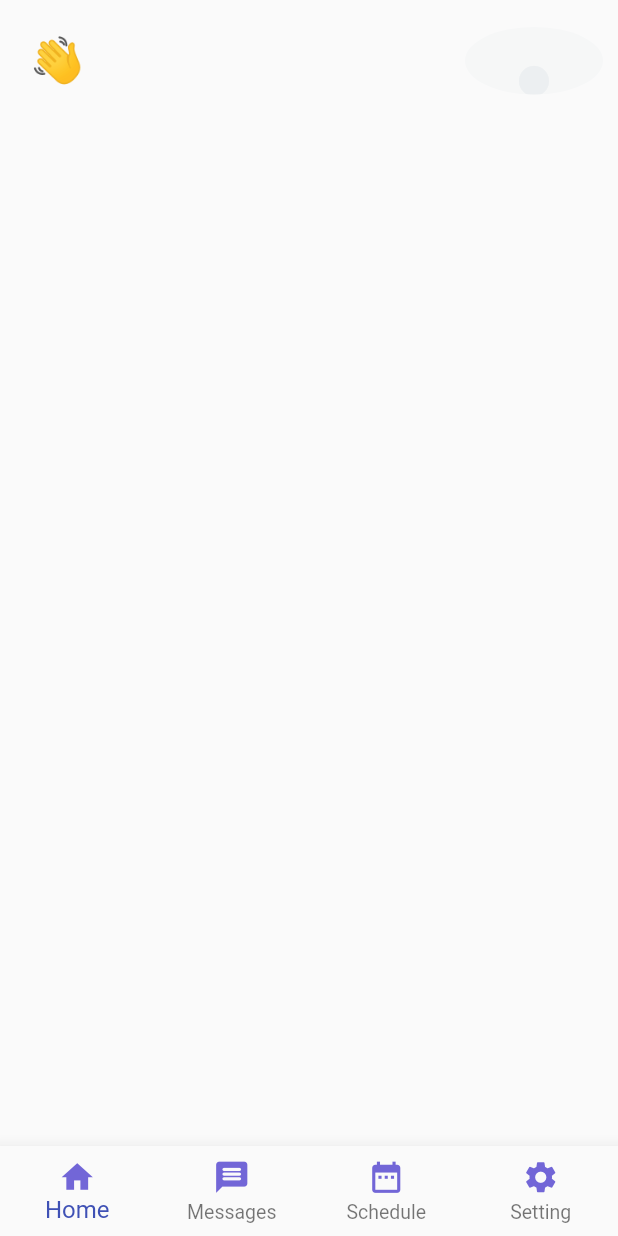
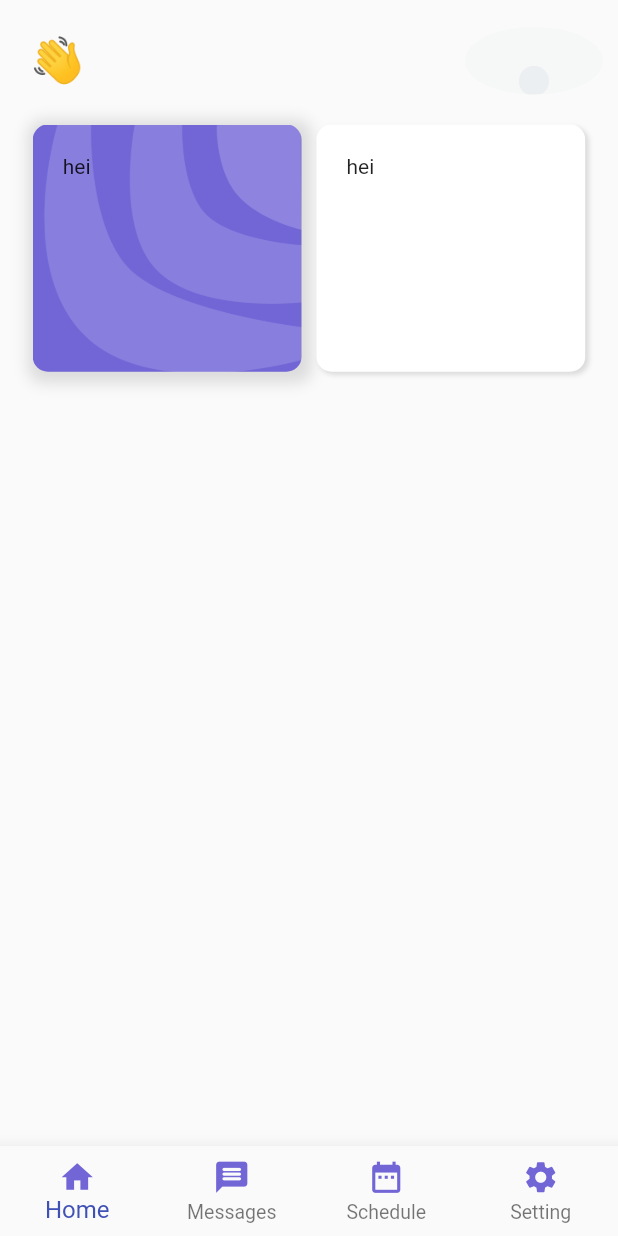
Before and after one commit to shivarajpoojary/doctor-appointment, a Flutter app: the screen it shows after launch, after a tap on "Get Start", on a phone screen of 412 x 824 dp. Run offline on Flutter 3.47's test engine with Material 2 defaults, Android fonts, the phone set to English and light mode, and no system bars; our stand-ins replace firebase_auth, firebase_core, google_sign_in, lottie; accounts and stored records are empty.

Commit message:
decoration added in home screen

```diff
--- a/lib/screens/home_screen.dart
+++ b/lib/screens/home_screen.dart
@@ -150,6 +150,7 @@ class _HomePageState extends State<HomePage> {
 
   @override
   Widget build(BuildContext context) {
+    final size = MediaQuery.of(context).size;
     return SafeArea(
       child: Container(
         margin: EdgeInsets.only(
@@ -212,9 +213,65 @@ class _HomePageState extends State<HomePage> {
             SizedBox(
               height: 20,
             ),
+            Row(
+              mainAxisAlignment: MainAxisAlignment.center,
+              children: [
+                _buildClinicVisit(),
+                SizedBox(
+                  width: 10,
+                ),
+                _buildHomeVisit(),
+              ],
+            ),
           ],
         ),
       ),
     );
   }
+
+  Widget _buildClinicVisit() => Container(
+        padding: EdgeInsets.all(20),
+        height: MediaQuery.of(context).size.height / 5,
+        width: MediaQuery.of(context).size.width / 2.3,
+        clipBehavior: Clip.antiAlias,
+        decoration: BoxDecoration(
+          image: DecorationImage(
+            image: AssetImage("assets/bg.png"),
+            fit: BoxFit.cover,
+          ),
+          boxShadow: [
+            BoxShadow(
+              color: Colors.black12,
+              blurRadius: 8.0,
+              spreadRadius: 5.0,
+              offset: Offset(2.0, 2.0), // shadow direction: bottom right
+            )
+          ],
+          borderRadius: BorderRadius.circular(10),
+        ),
+        child: Text('hei'),
+      );
+  Widget _buildHomeVisit() => Container(
+        padding: EdgeInsets.all(20),
+        height: MediaQuery.of(context).size.height / 5,
+        width: MediaQuery.of(context).size.width / 2.3,
+        clipBehavior: Clip.antiAlias,
+        decoration: BoxDecoration(
+          // image: DecorationImage(
+          //   image: AssetImage("assets/bg.png"),
+          //   fit: BoxFit.cover,
+          // ),
+          color: Colors.white,
+          boxShadow: [
+            BoxShadow(
+              color: Colors.black12,
+              blurRadius: 2.0,
+              spreadRadius: 0.0,
+              offset: Offset(2.0, 2.0), // shadow direction: bottom right
+            )
+          ],
+          borderRadius: BorderRadius.circular(10),
+        ),
+        child: Text('hei'),
+      );
 }
```
Also changed, not shown: assets/bg.png (added).
